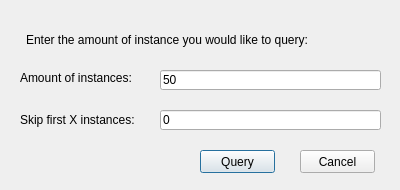
The window that dialogs/ui/querylimitedinstancesdialog.ui (sparqlunicorn/sparqlunicornGoesGIS) describes before a commit, drawn with Qt 5.
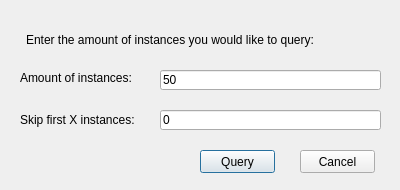
The same window after the commit.

The edit to the form file:
```diff
--- a/dialogs/ui/querylimitedinstancesdialog.ui
+++ b/dialogs/ui/querylimitedinstancesdialog.ui
@@ -62,7 +62,7 @@
     </rect>
    </property>
    <property name="text">
-    <string>Enter the amount of instance you would like to query:</string>
+    <string>Enter the amount of instances you would like to query:</string>
    </property>
   </widget>
   <widget class="QLineEdit" name="amountOfInstancesEdit">
```
